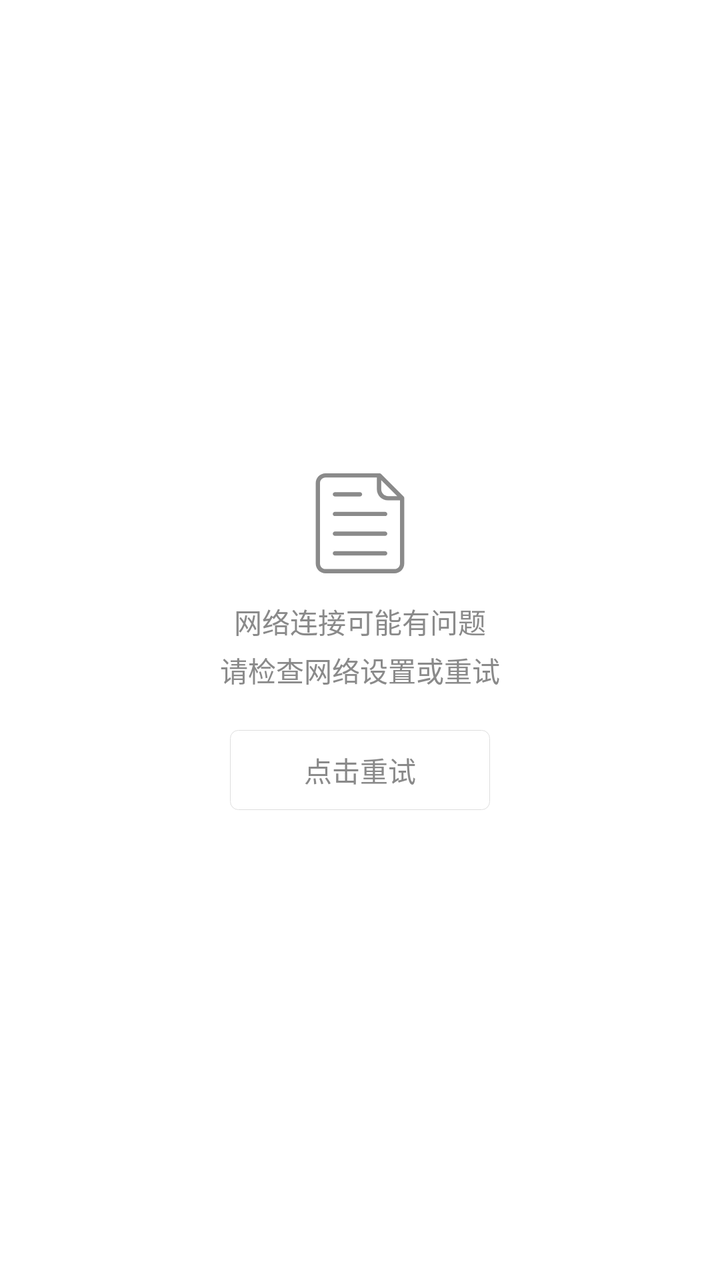
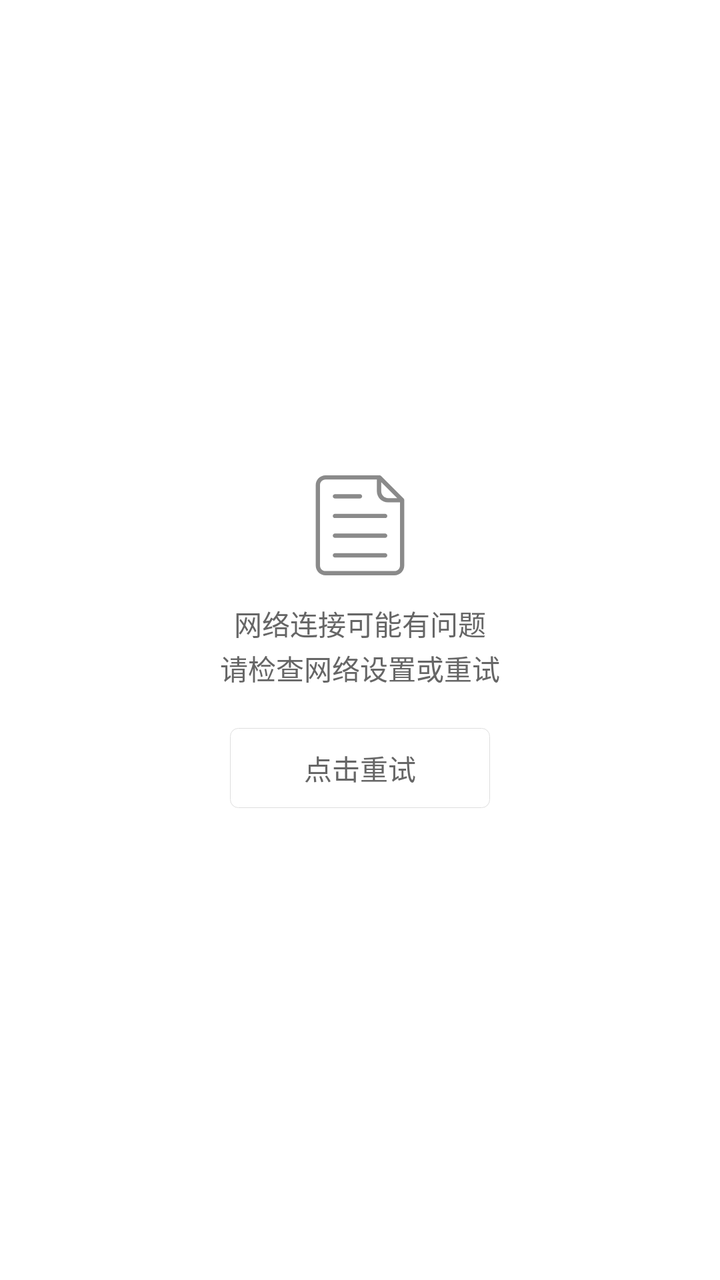

The first picture is an Android layout as it rendered before a commit; the second is the same layout after the commit. The layout source and the unified diff follow.
<!-- AndroidManifest.xml: application theme AppBaseTheme -->
<!-- res/layout/base_empty_layout.xml -->
<?xml version="1.0" encoding="utf-8"?>
<RelativeLayout xmlns:android="http://schemas.android.com/apk/res/android"
    android:layout_width="fill_parent"
    android:layout_height="fill_parent"
    android:background="@color/white">

    <LinearLayout
        android:layout_width="fill_parent"
        android:layout_height="fill_parent"
        android:gravity="center"
        android:orientation="vertical">

        <ImageView
            android:id="@+id/empty_icon"
            android:layout_width="wrap_content"
            android:layout_height="wrap_content"
            android:src="@drawable/empty_icon" />

        <TextView
            android:id="@+id/empty_text"
            android:layout_width="fill_parent"
            android:layout_height="wrap_content"
            android:layout_marginLeft="10dp"
            android:layout_marginRight="10dp"
            android:layout_marginTop="12dp"
            android:gravity="center|top"
            android:lineSpacingMultiplier="1.2"
            android:text="@string/no_net_tips"
            android:textColor="#8a8a8a"
            android:textSize="14sp" />

        <Button
            android:id="@+id/button"
            android:layout_width="130dp"
            android:layout_height="40dp"
            android:layout_marginTop="20dp"
            android:background="@drawable/btn_bg_style_1"
            android:text="点击重试"
            android:textColor="#8a8a8a"
            android:textSize="14dp" />
    </LinearLayout>

</RelativeLayout>
<!-- resources referenced by this layout -->
<resources>
  <color name="white">#ffffff</color>
  <!-- drawable btn_bg_style_1 (drawable) -->
  <?xml version="1.0" encoding="utf-8"?>
  <shape xmlns:android="http://schemas.android.com/apk/res/android"
      android:shape="rectangle">
      <solid android:color="@color/transparent" />
      <corners android:radius="4dp" />
      <stroke
          android:width="1px"
          android:color="@color/line" />
  </shape>
  <!-- drawable empty_icon: png bitmap (drawable-xhdpi, 5363 bytes) -->
  <string name="no_net_tips">网络连接可能有问题\n请检查网络设置或重试</string>
  <style name="AppBaseTheme" parent="@style/Theme.AppCompat.NoActionBar">
          <item name="android:windowNoTitle">true</item>
          <item name="android:windowContentOverlay">@null</item>
          <item name="android:windowAnimationStyle">@style/AnimationActivity</item>
          <item name="colorPrimary">@color/black</item>
          <item name="colorPrimaryDark">@color/black</item>
          <item name="colorAccent">@color/colorAccent</item>
      </style>
  <color name="transparent">#00000000</color>
  <color name="line">#dedede</color>
  <style name="AnimationActivity" parent="@android:style/Animation.Activity">
          <item name="android:activityOpenEnterAnimation">@anim/slide_in_right</item>
          <item name="android:activityCloseExitAnimation">@anim/slide_out_right</item>
          <item name="android:activityCloseEnterAnimation">@anim/slide_in_left</item>
          <item name="android:activityOpenExitAnimation">@anim/slide_out_left</item>
      </style>
  <color name="black">#000000</color>
  <color name="colorAccent">#FF4081</color>
</resources>

<!-- the commit's change to res/layout/base_empty_layout.xml (unified diff, before → after) -->
@@ -24,9 +24,9 @@
             android:layout_marginRight="10dp"
             android:layout_marginTop="12dp"
             android:gravity="center|top"
-            android:lineSpacingMultiplier="1.2"
+            android:lineSpacingMultiplier="1.1"
             android:text="@string/no_net_tips"
-            android:textColor="#8a8a8a"
+            android:textColor="#666666"
             android:textSize="14sp" />
 
         <Button
@@ -36,7 +36,7 @@
             android:layout_marginTop="20dp"
             android:background="@drawable/btn_bg_style_1"
             android:text="点击重试"
-            android:textColor="#8a8a8a"
+            android:textColor="#666666"
             android:textSize="14dp" />
     </LinearLayout>
 
